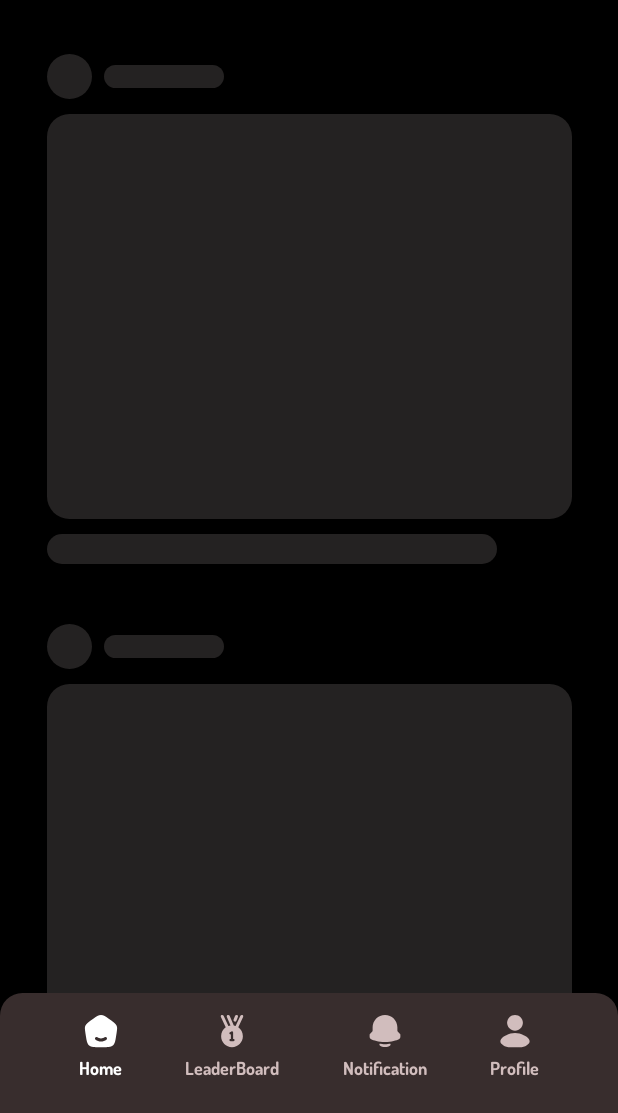
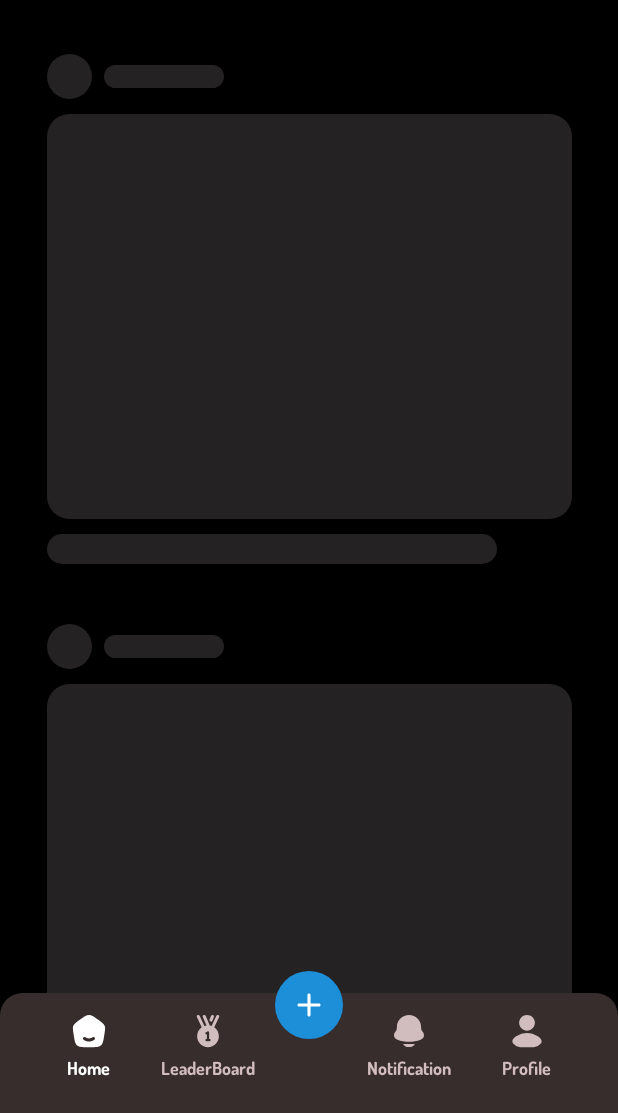
Before and after one commit to prasidhanchan/CodeMonk, an Android app built with Jetpack Compose: the InnerScreen screen opened through its navigation route, on a phone screen of 412 x 824 dp, the part 123-1236 px from its top. Run offline under Robolectric (Android 15) with nearby library versions, the phone set to English and light mode, and no system bars; our stand-ins replace Firebase (no records; nobody signed in at launch, a user with empty details on screens opened directly); pictures from the network do not load.

Commit message:
feat: add AddPost button in BottomBar

```diff
--- a/app/src/main/java/com/mca/codemonk/navigation/InnerScreen.kt
+++ b/app/src/main/java/com/mca/codemonk/navigation/InnerScreen.kt
@@ -46,7 +46,10 @@ fun NavGraphBuilder.innerScreen() {
                 )
             }
 
-            CMBottomBar(navHostController = navHostController)
+            CMBottomBar(
+                isNewNotification = false,
+                navHostController = navHostController
+            )
         }
     }
 }
--- a/core/ui/src/main/java/com/mca/ui/component/CMBottomBar.kt
+++ b/core/ui/src/main/java/com/mca/ui/component/CMBottomBar.kt
@@ -16,6 +16,7 @@ package com.mca.ui.component
 import androidx.compose.foundation.clickable
 import androidx.compose.foundation.interaction.MutableInteractionSource
 import androidx.compose.foundation.layout.Arrangement
+import androidx.compose.foundation.layout.Box
 import androidx.compose.foundation.layout.Column
 import androidx.compose.foundation.layout.Row
 import androidx.compose.foundation.layout.Spacer
@@ -23,7 +24,10 @@ import androidx.compose.foundation.layout.fillMaxSize
 import androidx.compose.foundation.layout.fillMaxWidth
 import androidx.compose.foundation.layout.height
 import androidx.compose.foundation.layout.padding
+import androidx.compose.foundation.layout.size
+import androidx.compose.foundation.layout.width
 import androidx.compose.foundation.layout.wrapContentWidth
+import androidx.compose.foundation.shape.CircleShape
 import androidx.compose.foundation.shape.RoundedCornerShape
 import androidx.compose.material3.Icon
 import androidx.compose.material3.Surface
@@ -34,6 +38,7 @@ import androidx.compose.runtime.remember
 import androidx.compose.ui.Alignment
 import androidx.compose.ui.Modifier
 import androidx.compose.ui.res.painterResource
+import androidx.compose.ui.res.stringResource
 import androidx.compose.ui.text.TextStyle
 import androidx.compose.ui.text.font.FontWeight
 import androidx.compose.ui.tooling.preview.Preview
@@ -42,7 +47,9 @@ import androidx.compose.ui.unit.sp
 import androidx.navigation.NavHostController
 import androidx.navigation.compose.currentBackStackEntryAsState
 import androidx.navigation.compose.rememberNavController
+import com.mca.ui.R
 import com.mca.ui.theme.BottomBarBlack
+import com.mca.ui.theme.BrandColor
 import com.mca.ui.theme.OffWhite
 import com.mca.ui.theme.dosis
 import com.mca.ui.theme.fontColor
@@ -56,14 +63,22 @@ import com.mca.util.navigation.Route
 @Composable
 fun CMBottomBar(
     navHostController: NavHostController,
-    modifier: Modifier = Modifier
+    modifier: Modifier = Modifier,
+    isNewNotification: Boolean
 ) {
     val routes = Route.routes
     val navaBackStackEntry by navHostController.currentBackStackEntryAsState()
     val currentScreen = navaBackStackEntry?.getCurrentRoute()
 
+    Box(
+        modifier = Modifier
+            .fillMaxWidth()
+            .height(100.dp),
+        contentAlignment = Alignment.TopCenter
+    ) {
         Surface(
             modifier = modifier
+                .padding(top = 20.dp)
                 .fillMaxWidth()
                 .height(80.dp),
             shape = RoundedCornerShape(
@@ -78,14 +93,17 @@ fun CMBottomBar(
                 modifier = Modifier
                     .padding(all = 10.dp)
                     .padding(bottom = 10.dp)
-                .fillMaxSize(),
+                    .height(80.dp)
+                    .fillMaxWidth(),
                 verticalAlignment = Alignment.CenterVertically,
                 horizontalArrangement = Arrangement.SpaceEvenly
             ) {
                 routes.forEach { route ->
+                    if (route != Route.AddPost) {
                         BottomBarItem(
                             route = route,
                             selected = currentScreen == route,
+                            isNewNotification = isNewNotification,
                             onClick = {
                                 navHostController.navigate(route) {
                                     popUpTo<Route.Home>()
@@ -94,8 +112,23 @@ fun CMBottomBar(
                                 }
                             }
                         )
+                    } else {
+                        Spacer(modifier = Modifier.width(5.dp))
                     }
                 }
+            }
+        }
+
+        AddIcon(
+            modifier = Modifier.padding(top = 5.dp),
+            onClick = {
+                navHostController.navigate(Route.AddPost) {
+                    popUpTo<Route.Home>()
+                    launchSingleTop = true
+                    restoreState = true
+                }
+            }
+        )
     }
 }
 
@@ -103,6 +136,7 @@ fun CMBottomBar(
 private fun BottomBarItem(
     route: Route,
     selected: Boolean,
+    isNewNotification: Boolean,
     modifier: Modifier = Modifier,
     onClick: () -> Unit
 ) {
@@ -121,7 +155,9 @@ private fun BottomBarItem(
         horizontalAlignment = Alignment.CenterHorizontally
     ) {
         Icon(
-            painter = painterResource(id = route.icon),
+            painter = painterResource(
+                id = if (route == Route.Notification && isNewNotification) route.notificationIcon else route.icon
+            ),
             contentDescription = route.javaClass.simpleName,
             tint = if (selected) tintColor else OffWhite,
         )
@@ -138,8 +174,43 @@ private fun BottomBarItem(
     }
 }
 
+@Composable
+private fun AddIcon(
+    modifier: Modifier = Modifier,
+    onClick: () -> Unit
+) {
+    val interactionSource = remember { MutableInteractionSource() }
+
+    Surface(
+        modifier = modifier
+            .size(45.dp)
+            .clickable(
+                indication = null,
+                interactionSource = interactionSource,
+                onClick = onClick
+            ),
+        tonalElevation = 10.dp,
+        shape = CircleShape,
+        color = BrandColor
+    ) {
+        Box(
+            modifier = Modifier.fillMaxSize(),
+            contentAlignment = Alignment.Center
+        ) {
+            Icon(
+                painter = painterResource(id = R.drawable.ic_add),
+                contentDescription = stringResource(id = R.string.add_post),
+                tint = tintColor
+            )
+        }
+    }
+}
+
 @Preview
 @Composable
 private fun CMBottomBarPreview() {
-    CMBottomBar(navHostController = rememberNavController())
+    CMBottomBar(
+        isNewNotification = true,
+        navHostController = rememberNavController()
+    )
 }
--- /dev/null
+++ b/core/ui/src/main/res/drawable/ic_add.xml
@@ -0,0 +1,27 @@
+<!--
+  ~ Copyright © 2024 Prasidh Gopal Anchan
+  ~
+  ~ Licensed under the Creative Commons Attribution-NonCommercial-NoDerivatives 4.0 International License.
+  ~ You may not use this file except in compliance with the License.
+  ~ You may obtain a copy of the License at http://creativecommons.org/licenses/by-nc-nd/4.0/
+  ~
+  ~ Unless required by applicable law or agreed to in writing, software distributed under the License is
+  ~ distributed on an "AS IS" BASIS, WITHOUT WARRANTIES OR CONDITIONS OF ANY KIND, either express or implied.
+  ~ See the License for the specific language governing permissions and limitations under the License.
+  ~
+  -->
+
+<vector xmlns:android="http://schemas.android.com/apk/res/android"
+    android:width="20dp"
+    android:height="20dp"
+    android:viewportWidth="24"
+    android:viewportHeight="24">
+    <path
+        android:fillColor="#FFFFFF"
+        android:fillType="evenOdd"
+        android:pathData="M12,2.75C12.69,2.75 13.25,3.31 13.25,4V20C13.25,20.69 12.69,21.25 12,21.25C11.31,21.25 10.75,20.69 10.75,20V4C10.75,3.31 11.31,2.75 12,2.75Z" />
+    <path
+        android:fillColor="#FFFFFF"
+        android:fillType="evenOdd"
+        android:pathData="M2.75,12C2.75,11.31 3.31,10.75 4,10.75H20C20.69,10.75 21.25,11.31 21.25,12C21.25,12.69 20.69,13.25 20,13.25H4C3.31,13.25 2.75,12.69 2.75,12Z" />
+</vector>
--- a/core/ui/src/main/res/values/strings.xml
+++ b/core/ui/src/main/res/values/strings.xml
@@ -35,4 +35,5 @@
     <string name="search">Search</string>
     <string name="profile">Profile</string>
     <string name="delete">Delete Post</string>
+    <string name="add_post">Add Post</string>
 </resources>
--- a/core/util/src/main/java/com/mca/util/navigation/Route.kt
+++ b/core/util/src/main/java/com/mca/util/navigation/Route.kt
@@ -17,7 +17,7 @@ import com.mca.util.R
 import kotlinx.serialization.Serializable
 
 @Serializable
-sealed class Route(val icon: Int = 0) {
+sealed class Route(val icon: Int = 0, val notificationIcon: Int = 0) {
 
     @Serializable
     data object Splash : Route()
@@ -38,15 +38,19 @@ sealed class Route(val icon: Int = 0) {
     data object LeaderBoard: Route(icon = R.drawable.ic_leaderboard)
 
     @Serializable
-    data object Notification: Route(icon = R.drawable.ic_notification)
+    data object Notification: Route(icon = R.drawable.ic_notification, notificationIcon = R.drawable.ic_new_notification)
 
     @Serializable
     data object Profile: Route(icon = R.drawable.ic_profile)
+
+    @Serializable
+    data object AddPost: Route(icon = R.drawable.ic_add)
 
     companion object {
         val routes = listOf(
             Home,
             LeaderBoard,
+            AddPost,
             Notification,
             Profile
         )
--- /dev/null
+++ b/core/util/src/main/res/drawable/ic_add.xml
@@ -0,0 +1,27 @@
+<!--
+  ~ Copyright © 2024 Prasidh Gopal Anchan
+  ~
+  ~ Licensed under the Creative Commons Attribution-NonCommercial-NoDerivatives 4.0 International License.
+  ~ You may not use this file except in compliance with the License.
+  ~ You may obtain a copy of the License at http://creativecommons.org/licenses/by-nc-nd/4.0/
+  ~
+  ~ Unless required by applicable law or agreed to in writing, software distributed under the License is
+  ~ distributed on an "AS IS" BASIS, WITHOUT WARRANTIES OR CONDITIONS OF ANY KIND, either express or implied.
+  ~ See the License for the specific language governing permissions and limitations under the License.
+  ~
+  -->
+
+<vector xmlns:android="http://schemas.android.com/apk/res/android"
+    android:width="24dp"
+    android:height="24dp"
+    android:viewportWidth="24"
+    android:viewportHeight="24">
+    <path
+        android:fillColor="#FFFFFF"
+        android:fillType="evenOdd"
+        android:pathData="M12,2.75C12.69,2.75 13.25,3.31 13.25,4V20C13.25,20.69 12.69,21.25 12,21.25C11.31,21.25 10.75,20.69 10.75,20V4C10.75,3.31 11.31,2.75 12,2.75Z" />
+    <path
+        android:fillColor="#FFFFFF"
+        android:fillType="evenOdd"
+        android:pathData="M2.75,12C2.75,11.31 3.31,10.75 4,10.75H20C20.69,10.75 21.25,11.31 21.25,12C21.25,12.69 20.69,13.25 20,13.25H4C3.31,13.25 2.75,12.69 2.75,12Z" />
+</vector>
--- /dev/null
+++ b/core/util/src/main/res/drawable/ic_new_notification.xml
@@ -0,0 +1,29 @@
+<!--
+  ~ Copyright © 2024 Prasidh Gopal Anchan
+  ~
+  ~ Licensed under the Creative Commons Attribution-NonCommercial-NoDerivatives 4.0 International License.
+  ~ You may not use this file except in compliance with the License.
+  ~ You may obtain a copy of the License at http://creativecommons.org/licenses/by-nc-nd/4.0/
+  ~
+  ~ Unless required by applicable law or agreed to in writing, software distributed under the License is
+  ~ distributed on an "AS IS" BASIS, WITHOUT WARRANTIES OR CONDITIONS OF ANY KIND, either express or implied.
+  ~ See the License for the specific language governing permissions and limitations under the License.
+  ~
+  -->
+
+<vector xmlns:android="http://schemas.android.com/apk/res/android"
+    android:width="24dp"
+    android:height="24dp"
+    android:viewportWidth="24"
+    android:viewportHeight="24">
+    <path
+        android:fillColor="#FFFFFF"
+        android:pathData="M14.778,21.951C13.974,22.456 13.019,22.748 11.998,22.748C10.978,22.748 10.023,22.456 9.219,21.951C8.506,21.503 8.15,21.278 8.275,20.906C8.399,20.533 8.891,20.575 9.875,20.658C11.282,20.778 12.715,20.778 14.122,20.658C15.106,20.575 15.598,20.533 15.722,20.906C15.847,21.278 15.491,21.503 14.778,21.951Z" />
+    <path
+        android:fillColor="#FFFFFF"
+        android:pathData="M12,1.25C12.473,1.25 12.71,1.25 12.828,1.374C12.879,1.427 12.911,1.488 12.928,1.56C12.966,1.727 12.809,1.965 12.494,2.441C11.866,3.39 11.5,4.527 11.5,5.75C11.5,9.063 14.186,11.75 17.5,11.75C18.08,11.75 18.641,11.667 19.171,11.514C19.733,11.351 20.014,11.27 20.163,11.321C20.313,11.372 20.49,11.616 20.846,12.104C20.853,12.114 20.86,12.124 20.867,12.134C21.034,12.362 21.225,12.623 21.37,12.85C21.625,13.25 21.875,13.732 21.961,14.294C22.242,16.126 20.949,17.313 19.663,17.845C15.13,19.718 8.87,19.718 4.337,17.845C3.051,17.313 1.758,16.126 2.039,14.294C2.125,13.732 2.375,13.25 2.63,12.85C2.775,12.623 2.966,12.362 3.133,12.134C3.229,12.003 3.317,11.883 3.383,11.787C3.858,11.087 3.928,10.308 3.928,9.276C3.928,4.841 7.544,1.25 12,1.25Z" />
+    <path
+        android:fillColor="#FFFFFF"
+        android:fillType="evenOdd"
+        android:pathData="M13,6C13,3.515 15.015,1.5 17.5,1.5C19.985,1.5 22,3.515 22,6C22,8.485 19.985,10.5 17.5,10.5C15.015,10.5 13,8.485 13,6Z" />
+</vector>
--- a/core/util/src/main/res/drawable/ic_notification.xml
+++ b/core/util/src/main/res/drawable/ic_notification.xml
@@ -17,10 +17,9 @@
     android:viewportWidth="24"
     android:viewportHeight="24">
     <path
-        android:fillColor="#FFFFFF"
-        android:fillType="evenOdd"
-        android:pathData="M3.75,9.5C3.75,4.944 7.444,1.25 12,1.25C16.556,1.25 20.25,4.944 20.25,9.5V11.672C20.25,12.003 20.382,12.321 20.616,12.556L22.03,13.97C22.171,14.11 22.25,14.301 22.25,14.5V15.882C22.25,16.538 21.881,17.165 21.25,17.449C19.61,18.187 16.524,19.25 12,19.25C7.476,19.25 4.391,18.187 2.75,17.449C2.119,17.165 1.75,16.538 1.75,15.882V14.5C1.75,14.301 1.829,14.11 1.97,13.97L3.384,12.556C3.618,12.321 3.75,12.003 3.75,11.672V9.5Z" />
+        android:pathData="M3.928,9.277C3.928,4.841 7.544,1.25 12,1.25C16.456,1.25 20.072,4.841 20.072,9.277C20.072,10.309 20.142,11.087 20.617,11.787C20.798,12.05 21.141,12.493 21.369,12.85C21.625,13.25 21.875,13.732 21.961,14.294C22.242,16.127 20.949,17.313 19.662,17.845C15.13,19.718 8.87,19.718 4.337,17.845C3.05,17.313 1.758,16.127 2.039,14.294C2.124,13.732 2.374,13.25 2.63,12.85C2.859,12.493 3.202,12.05 3.383,11.787C3.858,11.087 3.928,10.309 3.928,9.277Z"
+        android:fillColor="#FFFFFF"/>
     <path
-        android:fillColor="#FFFFFF"
-        android:pathData="M15.682,20.688C15.824,20.997 15.741,21.374 15.461,21.592C14.53,22.318 13.316,22.749 12,22.749C10.684,22.749 9.47,22.318 8.539,21.592C8.259,21.374 8.176,20.997 8.318,20.688C8.363,20.59 8.473,20.549 8.58,20.563C9.122,20.637 10.832,20.858 12,20.858C13.168,20.858 14.878,20.637 15.42,20.563C15.527,20.549 15.637,20.59 15.682,20.688Z" />
+        android:pathData="M14.778,21.951C13.974,22.456 13.019,22.748 11.998,22.748C10.978,22.748 10.023,22.456 9.219,21.951C8.506,21.503 8.15,21.278 8.274,20.906C8.399,20.533 8.891,20.575 9.875,20.658C11.282,20.777 12.714,20.777 14.122,20.658C15.106,20.575 15.597,20.533 15.722,20.906C15.847,21.278 15.491,21.503 14.778,21.951Z"
+        android:fillColor="#FFFFFF"/>
 </vector>
```
Lines whose indentation alone changed are shown as unchanged.
